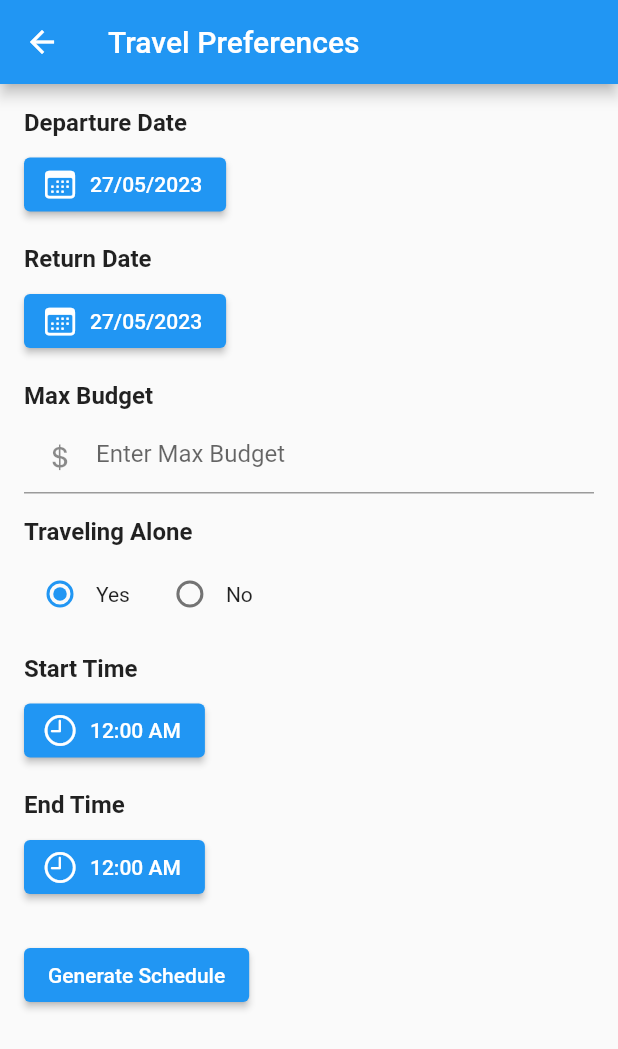
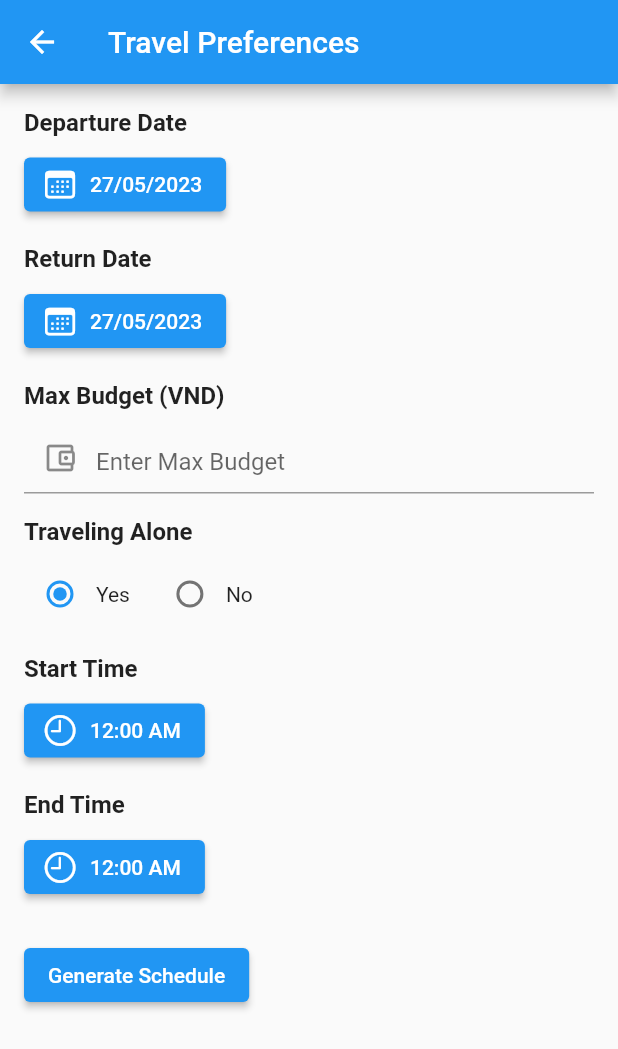
Before and after one commit to HyperionV/stour, a Flutter app: the Timeline screen opened directly, on a phone screen of 412 x 824 dp. Shown: the top 1049 px of the screen. Run offline on Flutter 3.47's test engine with Material 2 defaults, Android fonts, the phone set to English and light mode, and no system bars; our stand-ins replace cloud_firestore, curved_navigation_bar, firebase_core, flutter_neumorphic, geocoding, geolocator and 2 more; accounts and stored records are empty; network calls fail.

Commit message:
Modify UI

```diff
--- a/lib/screens/home.dart
+++ b/lib/screens/home.dart
@@ -114,7 +114,6 @@ class _HomeState extends State<Home> {
   @override
   Widget build(BuildContext context) {
     SystemChrome.setEnabledSystemUIMode(SystemUiMode.leanBack);
-
     return GestureDetector(
       onTap: () {
         FocusScopeNode currentFocus = FocusScope.of(context);
--- a/lib/screens/main_screen.dart
+++ b/lib/screens/main_screen.dart
@@ -59,7 +59,7 @@ class _MainScreenState extends State<MainScreen> {
 
   @override
   void initState() {
-    _pageController = PageController();
+    _pageController = PageController(initialPage: 1);
     super.initState();
   }
 
--- a/lib/screens/profile.dart
+++ b/lib/screens/profile.dart
@@ -22,7 +22,9 @@ class _ProfileState extends State<Profile> {
   Widget build(BuildContext context) {
     Size size = MediaQuery.of(context).size;
     return Scaffold(
-      body: SafeArea(
+      body: Padding(
+        padding: const EdgeInsets.symmetric(horizontal: 9.0),
+        child: SafeArea(
           child: SingleChildScrollView(
             child: Column(
               children: [
@@ -32,6 +34,7 @@ class _ProfileState extends State<Profile> {
                 profileEvents(size),
                 _pages[_selectedEvent],
               ],
+            ),
           ),
         ),
       ),
--- a/lib/screens/profile_post.dart
+++ b/lib/screens/profile_post.dart
@@ -106,7 +106,7 @@ class _PostScreenState extends State<PostScreen> {
                 ),
                 clipBehavior: Clip.antiAliasWithSaveLayer,
                 child: Image.asset(
-                  "stour/assets/img/BaoTangMyThuat/Bao-tang-My-thuat-TP-HCM-ivivu.jpg",
+                  "assets/img/BaoTangMyThuat/Bao-tang-My-thuat-TP-HCM-ivivu.jpg",
                   fit: BoxFit.cover,
                 ),
               ),
--- a/lib/screens/splash_screen.dart
+++ b/lib/screens/splash_screen.dart
@@ -36,7 +36,7 @@ class _SplashScreenState extends State<SplashScreen>
           opacity: _opacity,
           duration: const Duration(seconds: 2),
           child: Image.asset(
-            'assets/logo.png',
+            'assets\\img\\logo.svg',
             height: 150,
           ),
         ),
--- a/lib/screens/timeline_screen.dart
+++ b/lib/screens/timeline_screen.dart
@@ -30,7 +30,7 @@ class ScheduleScreen extends StatelessWidget {
   List<List<Place>> getData() {
     List<List<Place>> locations = [];
     for (int i = 0; i < places.length; i++) {
-      locations.add([places[i], food[i]]);
+      locations.add([places[i], food[i % food.length]]);
     }
     return locations;
   }
--- a/lib/widgets/timeline.dart
+++ b/lib/widgets/timeline.dart
@@ -109,11 +109,12 @@ class _TimelineState extends State<Timeline> {
               ),
               const SizedBox(height: 16.0),
               const Text(
-                'Max Budget',
+                'Max Budget (VND)',
                 style: TextStyle(fontSize: 16, fontWeight: FontWeight.bold),
               ),
               const SizedBox(height: 8.0),
               TextFormField(
+                textAlignVertical: TextAlignVertical.bottom,
                 keyboardType: TextInputType.number,
                 inputFormatters: <TextInputFormatter>[
                   FilteringTextInputFormatter.digitsOnly
@@ -125,7 +126,7 @@ class _TimelineState extends State<Timeline> {
                 },
                 decoration: const InputDecoration(
                   hintText: 'Enter Max Budget',
-                  prefixIcon: Icon(CupertinoIcons.money_dollar),
+                  prefixIcon: Icon(Icons.account_balance_wallet_outlined),
                 ),
               ),
               const SizedBox(height: 16.0),
--- a/lib/widgets/timeline_day.dart
+++ b/lib/widgets/timeline_day.dart
@@ -17,7 +17,8 @@ class TimelineDay extends StatelessWidget {
       child: Column(
         children: <Widget>[
           const SizedBox(height: 10),
-          buildPlaceRow('Day $dayNum - \$$totalCost', placesToGo, context),
+          buildPlaceRow('Day $dayNum - ${totalCost.toStringAsFixed(0)}₫',
+              placesToGo, context),
           const SizedBox(height: 5),
           buildPlaceList(context, placesToGo),
           const SizedBox(height: 10),
--- a/pubspec.yaml
+++ b/pubspec.yaml
@@ -82,6 +82,7 @@ flutter:
     - assets\Ben-trong-bao-tang-my-thuat-ho-chi-minh-co-gi.jpg
     - assets\R.png
     - assets\img\logo.svg
+    - assets/img/BaoTangMyThuat/Bao-tang-My-thuat-TP-HCM-ivivu.jpg
 
   # An image asset can refer to one or more resolution-specific "variants", see
   # https:\/flutter.dev/assets-and-images/#resolution-aware
```
Also changed, not shown: lib/screens/details.dart (+11 -6 lines). Lines whose indentation alone changed are shown as unchanged.
